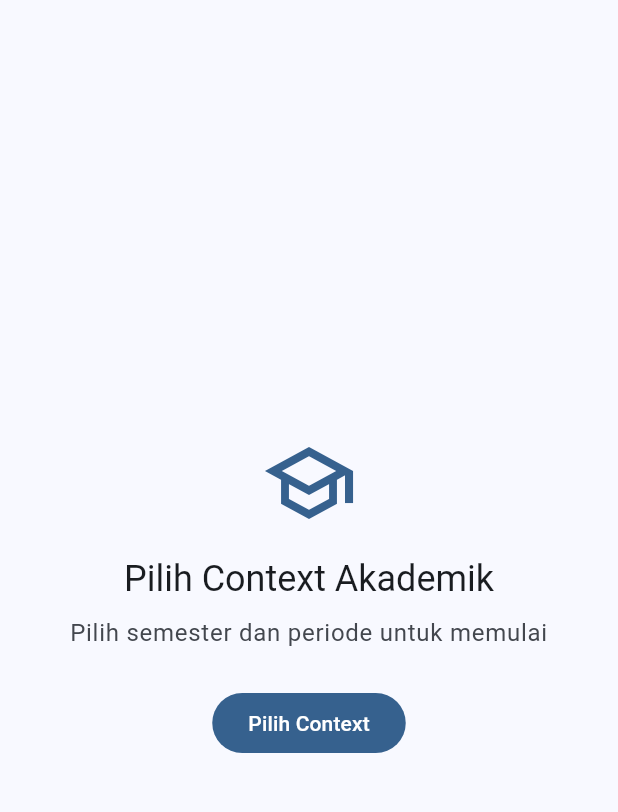
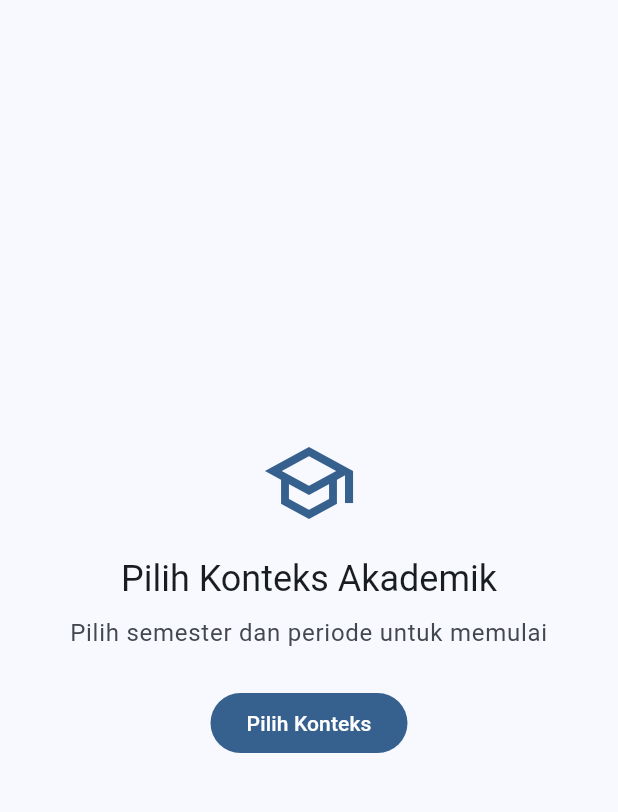
Before and after one commit to kalyzet/tazk-todolist, a Flutter app: the TaskListScreen screen opened by its route, on a phone screen of 412 x 824 dp, the part 63-875 px from its top. Run offline on Flutter 3.47's test engine with Material 3 defaults, Android fonts, the phone set to English and light mode, and no system bars; our stand-ins replace file_picker, flutter_local_notifications, permission_handler, shared_preferences, sqflite; accounts and stored records are empty.

Commit message:
Update Logo

```diff
--- a/lib/l10n/app_id.arb
+++ b/lib/l10n/app_id.arb
@@ -1,6 +1,6 @@
 {
   "@@locale": "id",
-  "appTitle": "Manajer Tugas Akademik",
+  "appTitle": "Tazk",
   "@appTitle": {
     "description": "The title of the application"
   },
@@ -177,6 +177,14 @@
   "storagePermissionRequired": "Izin akses penyimpanan diperlukan untuk ekspor data",
   "@storagePermissionRequired": {
     "description": "Storage permission required message"
+  },
+  "exportCancelled": "Ekspor dibatalkan",
+  "@exportCancelled": {
+    "description": "Export cancelled message"
+  },
+  "saveBackupFile": "Simpan file backup",
+  "@saveBackupFile": {
+    "description": "Save backup file dialog title"
   },
   "importSuccess": "Berhasil mengimpor {count} tugas",
   "@importSuccess": {
@@ -364,19 +372,19 @@
   "@newTaskInfo": {
     "description": "New task info message"
   },
-  "switchContext": "Ganti Context",
+  "switchContext": "Ganti Konteks",
   "@switchContext": {
     "description": "Switch context tooltip"
   },
-  "selectAcademicContext": "Pilih Context Akademik",
+  "selectAcademicContext": "Pilih Konteks Akademik",
   "@selectAcademicContext": {
     "description": "Select academic context title"
   },
-  "contextSwitchError": "Gagal mengganti context",
+  "contextSwitchError": "Gagal mengganti konteks",
   "@contextSwitchError": {
     "description": "Context switch error message"
   },
-  "chooseAcademicContext": "Pilih Context Akademik",
+  "chooseAcademicContext": "Pilih Konteks Akademik",
   "@chooseAcademicContext": {
     "description": "Choose academic context message"
   },
@@ -384,7 +392,7 @@
   "@chooseContextSubtitle": {
     "description": "Choose context subtitle"
   },
-  "chooseContext": "Pilih Context",
+  "chooseContext": "Pilih Konteks",
   "@chooseContext": {
     "description": "Choose context button"
   },
--- a/lib/l10n/app_localizations.dart
+++ b/lib/l10n/app_localizations.dart
@@ -97,7 +97,7 @@ abstract class AppLocalizations {
   /// The title of the application
   ///
   /// In id, this message translates to:
-  /// **'Manajer Tugas Akademik'**
+  /// **'Tazk'**
   String get appTitle;
 
   /// Academic semester
@@ -345,6 +345,18 @@ abstract class AppLocalizations {
   /// In id, this message translates to:
   /// **'Izin akses penyimpanan diperlukan untuk ekspor data'**
   String get storagePermissionRequired;
+
+  /// Export cancelled message
+  ///
+  /// In id, this message translates to:
+  /// **'Ekspor dibatalkan'**
+  String get exportCancelled;
+
+  /// Save backup file dialog title
+  ///
+  /// In id, this message translates to:
+  /// **'Simpan file backup'**
+  String get saveBackupFile;
 
   /// Import success message
   ///
@@ -613,25 +625,25 @@ abstract class AppLocalizations {
   /// Switch context tooltip
   ///
   /// In id, this message translates to:
-  /// **'Ganti Context'**
+  /// **'Ganti Konteks'**
   String get switchContext;
 
   /// Select academic context title
   ///
   /// In id, this message translates to:
-  /// **'Pilih Context Akademik'**
+  /// **'Pilih Konteks Akademik'**
   String get selectAcademicContext;
 
   /// Context switch error message
   ///
   /// In id, this message translates to:
-  /// **'Gagal mengganti context'**
+  /// **'Gagal mengganti konteks'**
   String get contextSwitchError;
 
   /// Choose academic context message
   ///
   /// In id, this message translates to:
-  /// **'Pilih Context Akademik'**
+  /// **'Pilih Konteks Akademik'**
   String get chooseAcademicContext;
 
   /// Choose context subtitle
@@ -643,7 +655,7 @@ abstract class AppLocalizations {
   /// Choose context button
   ///
   /// In id, this message translates to:
-  /// **'Pilih Context'**
+  /// **'Pilih Konteks'**
   String get chooseContext;
 
   /// Try again button
--- a/lib/l10n/app_localizations_id.dart
+++ b/lib/l10n/app_localizations_id.dart
@@ -9,7 +9,7 @@ class AppLocalizationsId extends AppLocalizations {
   AppLocalizationsId([String locale = 'id']) : super(locale);
 
   @override
-  String get appTitle => 'Manajer Tugas Akademik';
+  String get appTitle => 'Tazk';
 
   @override
   String get semester => 'Semester';
@@ -139,6 +139,12 @@ class AppLocalizationsId extends AppLocalizations {
   @override
   String get storagePermissionRequired =>
       'Izin akses penyimpanan diperlukan untuk ekspor data';
+
+  @override
+  String get exportCancelled => 'Ekspor dibatalkan';
+
+  @override
+  String get saveBackupFile => 'Simpan file backup';
 
   @override
   String importSuccess(int count) {
@@ -279,23 +285,23 @@ class AppLocalizationsId extends AppLocalizations {
       'Tugas baru akan dimulai dengan progres 0% dan dapat diperbarui nanti.';
 
   @override
-  String get switchContext => 'Ganti Context';
+  String get switchContext => 'Ganti Konteks';
 
   @override
-  String get selectAcademicContext => 'Pilih Context Akademik';
+  String get selectAcademicContext => 'Pilih Konteks Akademik';
 
   @override
-  String get contextSwitchError => 'Gagal mengganti context';
+  String get contextSwitchError => 'Gagal mengganti konteks';
 
   @override
-  String get chooseAcademicContext => 'Pilih Context Akademik';
+  String get chooseAcademicContext => 'Pilih Konteks Akademik';
 
   @override
   String get chooseContextSubtitle =>
       'Pilih semester dan periode untuk memulai';
 
   @override
-  String get chooseContext => 'Pilih Context';
+  String get chooseContext => 'Pilih Konteks';
 
   @override
   String get tryAgain => 'Coba Lagi';
--- a/lib/main.dart
+++ b/lib/main.dart
@@ -25,7 +25,7 @@ class AcademicTaskManagerApp extends StatelessWidget {
         ChangeNotifierProvider(create: (_) => TaskProvider()),
       ],
       child: MaterialApp(
-        title: 'Manajer Tugas Akademik',
+        title: 'Tazk',
 
         // Localization setup
         localizationsDelegates: const [
--- a/lib/providers/task_provider.dart
+++ b/lib/providers/task_provider.dart
@@ -93,7 +93,7 @@ class TaskProvider extends ChangeNotifier {
       // Load tasks for the new context
       await _loadTasksForCurrentContext();
     } catch (e) {
-      _setError('Gagal mengganti context: ${e.toString()}');
+      _setError('Gagal mengganti konteks: ${e.toString()}');
     } finally {
       _setLoading(false);
     }
--- a/lib/ui/screens/task_list_screen.dart
+++ b/lib/ui/screens/task_list_screen.dart
@@ -130,7 +130,7 @@ class _TaskListScreenState extends State<TaskListScreen> {
                 return IconButton(
                   icon: const Icon(Icons.swap_horiz),
                   onPressed: _showContextSwitcher,
-                  tooltip: 'Ganti Context',
+                  tooltip: 'Ganti Konteks',
                 );
               }
               return const SizedBox.shrink();
@@ -211,7 +211,7 @@ class _TaskListScreenState extends State<TaskListScreen> {
                   ),
                   const SizedBox(height: 16),
                   Text(
-                    'Pilih Context Akademik',
+                    'Pilih Konteks Akademik',
                     style: theme.textTheme.headlineSmall,
                   ),
                   const SizedBox(height: 8),
@@ -225,7 +225,7 @@ class _TaskListScreenState extends State<TaskListScreen> {
                   const SizedBox(height: 24),
                   FilledButton(
                     onPressed: _showContextSwitcher,
-                    child: const Text('Pilih Context'),
+                    child: const Text('Pilih Konteks'),
                   ),
                 ],
               ),
--- a/lib/ui/widgets/context_switcher.dart
+++ b/lib/ui/widgets/context_switcher.dart
@@ -110,7 +110,7 @@ class _ContextSwitcherState extends State<ContextSwitcher> {
       if (mounted) {
         ScaffoldMessenger.of(context).showSnackBar(
           SnackBar(
-            content: Text('Gagal mengganti context: ${e.toString()}'),
+            content: Text('Gagal mengganti konteks: ${e.toString()}'),
             backgroundColor: Theme.of(context).colorScheme.error,
           ),
         );
@@ -131,7 +131,7 @@ class _ContextSwitcherState extends State<ContextSwitcher> {
 
     return AlertDialog(
       title: Text(
-        'Pilih Context Akademik',
+        'Pilih Konteks Akademik',
         style: theme.textTheme.titleLarge?.copyWith(
           fontWeight: FontWeight.bold,
         ),
```
Also changed, not shown: lib/ui/screens/settings_screen.dart (+45 -17 lines), pubspec.yaml (+6 -1 lines), assets/icon/icon.png (added), pubspec.lock, 28 other files.
